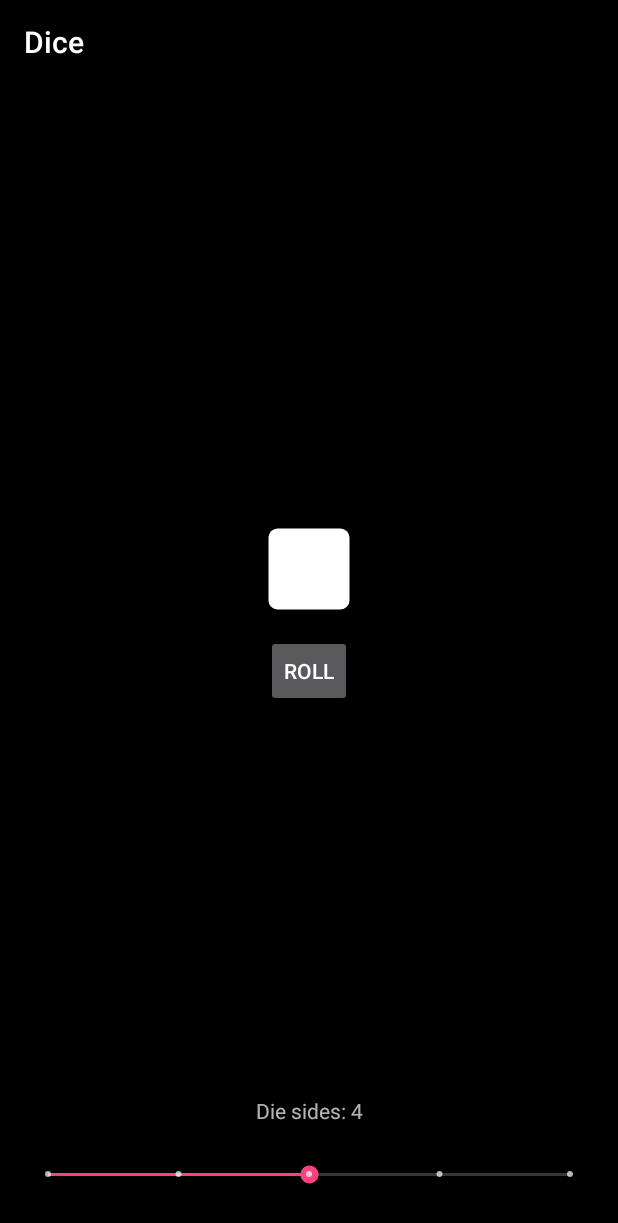
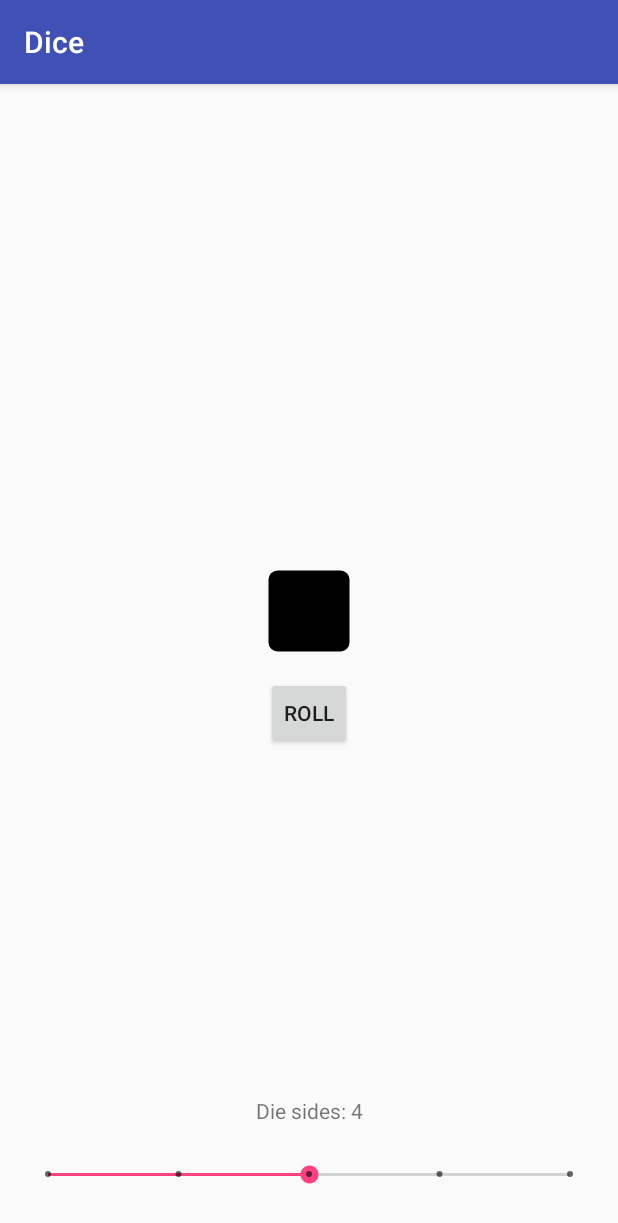
Before and after one commit to noahjutz/Dice, an Android app: the screen it shows after launch (MainActivity), on a phone screen of 412 x 824 dp. Shown: the top 1223 px of the screen. Run offline under Robolectric (Android 15) with nearby library versions, the phone set to English and light mode, and no system bars.

Commit message:
Revert "Switched to dark theme, added toolbar"
This reverts commit 96586e918c288d8e003e066d69fc0413469d48da.

```diff
--- a/app/src/main/java/com/noahjutz/dice/MainActivity.kt
+++ b/app/src/main/java/com/noahjutz/dice/MainActivity.kt
@@ -5,7 +5,6 @@ import android.support.v7.app.AppCompatActivity
 import android.os.Bundle
 import android.os.Handler
 import android.view.View
-import android.view.animation.AlphaAnimation
 import android.widget.SeekBar
 import kotlinx.android.synthetic.main.activity_main.*
 import java.util.Random
@@ -20,16 +19,16 @@ class MainActivity : AppCompatActivity() {
         super.onCreate(savedInstanceState)
         setContentView(R.layout.activity_main)
 
-        // Action bar / Toolbar
-        setSupportActionBar(findViewById(R.id.my_toolbar))
-
         // Display initial side count
         text_sides.text = resources.getString(R.string.seekbar_progress, dieSides)
+
+
 
         // Seekbar sides listener
         seekbar_sides.setOnSeekBarChangeListener(object: SeekBar.OnSeekBarChangeListener {
             override fun onStopTrackingTouch(seekBar: SeekBar?) {}
             override fun onStartTrackingTouch(seekBar: SeekBar?) {}
+
             override fun onProgressChanged(seekBar: SeekBar?, progress: Int, fromUser: Boolean) {
                 // Update dieSides variable and display it
                 dieSides = (seekbar_sides.progress+2)
--- a/app/src/main/res/drawable/ic_dice_1.xml
+++ b/app/src/main/res/drawable/ic_dice_1.xml
@@ -4,6 +4,6 @@
     android:viewportWidth="24"
     android:viewportHeight="24">
   <path
-      android:fillColor="@color/colorDice"
+      android:fillColor="#000"
       android:pathData="M5,3H19A2,2 0,0 1,21 5V19A2,2 0,0 1,19 21H5A2,2 0,0 1,3 19V5A2,2 0,0 1,5 3M12,10A2,2 0,0 0,10 12A2,2 0,0 0,12 14A2,2 0,0 0,14 12A2,2 0,0 0,12 10Z"/>
 </vector>
--- a/app/src/main/res/drawable/ic_dice_2.xml
+++ b/app/src/main/res/drawable/ic_dice_2.xml
@@ -4,6 +4,6 @@
     android:viewportWidth="24"
     android:viewportHeight="24">
   <path
-      android:fillColor="@color/colorDice"
+      android:fillColor="#000"
       android:pathData="M5,3H19A2,2 0,0 1,21 5V19A2,2 0,0 1,19 21H5A2,2 0,0 1,3 19V5A2,2 0,0 1,5 3M7,5A2,2 0,0 0,5 7A2,2 0,0 0,7 9A2,2 0,0 0,9 7A2,2 0,0 0,7 5M17,15A2,2 0,0 0,15 17A2,2 0,0 0,17 19A2,2 0,0 0,19 17A2,2 0,0 0,17 15Z"/>
 </vector>
--- a/app/src/main/res/drawable/ic_dice_3.xml
+++ b/app/src/main/res/drawable/ic_dice_3.xml
@@ -4,6 +4,6 @@
     android:viewportWidth="24"
     android:viewportHeight="24">
   <path
-      android:fillColor="@color/colorDice"
+      android:fillColor="#000"
       android:pathData="M5,3H19A2,2 0,0 1,21 5V19A2,2 0,0 1,19 21H5A2,2 0,0 1,3 19V5A2,2 0,0 1,5 3M12,10A2,2 0,0 0,10 12A2,2 0,0 0,12 14A2,2 0,0 0,14 12A2,2 0,0 0,12 10M7,5A2,2 0,0 0,5 7A2,2 0,0 0,7 9A2,2 0,0 0,9 7A2,2 0,0 0,7 5M17,15A2,2 0,0 0,15 17A2,2 0,0 0,17 19A2,2 0,0 0,19 17A2,2 0,0 0,17 15Z"/>
 </vector>
--- a/app/src/main/res/drawable/ic_dice_4.xml
+++ b/app/src/main/res/drawable/ic_dice_4.xml
@@ -4,6 +4,6 @@
     android:viewportWidth="24"
     android:viewportHeight="24">
   <path
-      android:fillColor="@color/colorDice"
+      android:fillColor="#000"
       android:pathData="M5,3H19A2,2 0,0 1,21 5V19A2,2 0,0 1,19 21H5A2,2 0,0 1,3 19V5A2,2 0,0 1,5 3M7,5A2,2 0,0 0,5 7A2,2 0,0 0,7 9A2,2 0,0 0,9 7A2,2 0,0 0,7 5M17,15A2,2 0,0 0,15 17A2,2 0,0 0,17 19A2,2 0,0 0,19 17A2,2 0,0 0,17 15M17,5A2,2 0,0 0,15 7A2,2 0,0 0,17 9A2,2 0,0 0,19 7A2,2 0,0 0,17 5M7,15A2,2 0,0 0,5 17A2,2 0,0 0,7 19A2,2 0,0 0,9 17A2,2 0,0 0,7 15Z"/>
 </vector>
--- a/app/src/main/res/drawable/ic_dice_5.xml
+++ b/app/src/main/res/drawable/ic_dice_5.xml
@@ -4,6 +4,6 @@
     android:viewportWidth="24"
     android:viewportHeight="24">
   <path
-      android:fillColor="@color/colorDice"
+      android:fillColor="#000"
       android:pathData="M5,3H19A2,2 0,0 1,21 5V19A2,2 0,0 1,19 21H5A2,2 0,0 1,3 19V5A2,2 0,0 1,5 3M7,5A2,2 0,0 0,5 7A2,2 0,0 0,7 9A2,2 0,0 0,9 7A2,2 0,0 0,7 5M17,15A2,2 0,0 0,15 17A2,2 0,0 0,17 19A2,2 0,0 0,19 17A2,2 0,0 0,17 15M17,5A2,2 0,0 0,15 7A2,2 0,0 0,17 9A2,2 0,0 0,19 7A2,2 0,0 0,17 5M12,10A2,2 0,0 0,10 12A2,2 0,0 0,12 14A2,2 0,0 0,14 12A2,2 0,0 0,12 10M7,15A2,2 0,0 0,5 17A2,2 0,0 0,7 19A2,2 0,0 0,9 17A2,2 0,0 0,7 15Z"/>
 </vector>
--- a/app/src/main/res/drawable/ic_dice_6.xml
+++ b/app/src/main/res/drawable/ic_dice_6.xml
@@ -4,6 +4,6 @@
     android:viewportWidth="24"
     android:viewportHeight="24">
   <path
-      android:fillColor="@color/colorDice"
+      android:fillColor="#000"
       android:pathData="M5,3H19A2,2 0,0 1,21 5V19A2,2 0,0 1,19 21H5A2,2 0,0 1,3 19V5A2,2 0,0 1,5 3M7,5A2,2 0,0 0,5 7A2,2 0,0 0,7 9A2,2 0,0 0,9 7A2,2 0,0 0,7 5M17,15A2,2 0,0 0,15 17A2,2 0,0 0,17 19A2,2 0,0 0,19 17A2,2 0,0 0,17 15M17,10A2,2 0,0 0,15 12A2,2 0,0 0,17 14A2,2 0,0 0,19 12A2,2 0,0 0,17 10M17,5A2,2 0,0 0,15 7A2,2 0,0 0,17 9A2,2 0,0 0,19 7A2,2 0,0 0,17 5M7,10A2,2 0,0 0,5 12A2,2 0,0 0,7 14A2,2 0,0 0,9 12A2,2 0,0 0,7 10M7,15A2,2 0,0 0,5 17A2,2 0,0 0,7 19A2,2 0,0 0,9 17A2,2 0,0 0,7 15Z"/>
 </vector>
--- a/app/src/main/res/drawable/ic_dice_blank.xml
+++ b/app/src/main/res/drawable/ic_dice_blank.xml
@@ -4,6 +4,6 @@
     android:viewportWidth="24"
     android:viewportHeight="24">
   <path
-      android:fillColor="@color/colorDice"
+      android:fillColor="#FF000000"
       android:pathData="M5,3H19a2,2 0,0 1,2 2V19a2,2 0,0 1,-2 2H5a2,2 0,0 1,-2 -2V5A2,2 0,0 1,5 3"/>
 </vector>
--- /dev/null
+++ b/app/src/main/res/drawable/ic_dice_outline.xml
@@ -0,0 +1,9 @@
+<vector xmlns:android="http://schemas.android.com/apk/res/android"
+        android:width="24dp"
+        android:height="24dp"
+        android:viewportWidth="24.0"
+        android:viewportHeight="24.0">
+    <path
+        android:fillColor="#FF000000"
+        android:pathData="M19,5v14H5V5h14m0,-2H5c-1.1,0 -2,0.9 -2,2v14c0,1.1 0.9,2 2,2h14c1.1,0 2,-0.9 2,-2V5c0,-1.1 -0.9,-2 -2,-2z"/>
+</vector>
--- a/app/src/main/res/layout/activity_main.xml
+++ b/app/src/main/res/layout/activity_main.xml
@@ -5,13 +5,6 @@
     android:layout_width="match_parent"
     android:layout_height="match_parent"
     tools:context=".MainActivity">
-
-    <android.support.v7.widget.Toolbar
-        android:id="@+id/my_toolbar"
-        android:layout_width="match_parent"
-        android:layout_height="?attr/actionBarSize"
-        android:theme="@style/AppTheme"
-        app:popupTheme="@style/AppTheme"/>
 
     <TextView
         android:id="@+id/text_sides"
--- a/app/src/main/res/values/colors.xml
+++ b/app/src/main/res/values/colors.xml
@@ -3,6 +3,4 @@
     <color name="colorPrimary">#3F51B5</color>
     <color name="colorPrimaryDark">#303F9F</color>
     <color name="colorAccent">#FF4081</color>
-    <color name="colorDice">#FFFFFF</color>
-    <color name="colorBackground">#000</color>
 </resources>
--- a/app/src/main/res/values/styles.xml
+++ b/app/src/main/res/values/styles.xml
@@ -1,10 +1,11 @@
 <resources>
 
     <!-- Base application theme. -->
-    <style name="AppTheme" parent="Theme.AppCompat.NoActionBar">
+    <style name="AppTheme" parent="Theme.AppCompat.Light.DarkActionBar">
         <!-- Customize your theme here. -->
+        <item name="colorPrimary">@color/colorPrimary</item>
+        <item name="colorPrimaryDark">@color/colorPrimaryDark</item>
         <item name="colorAccent">@color/colorAccent</item>
-        <item name="android:colorBackground">@color/colorBackground</item>
     </style>
 
 </resources>
```
